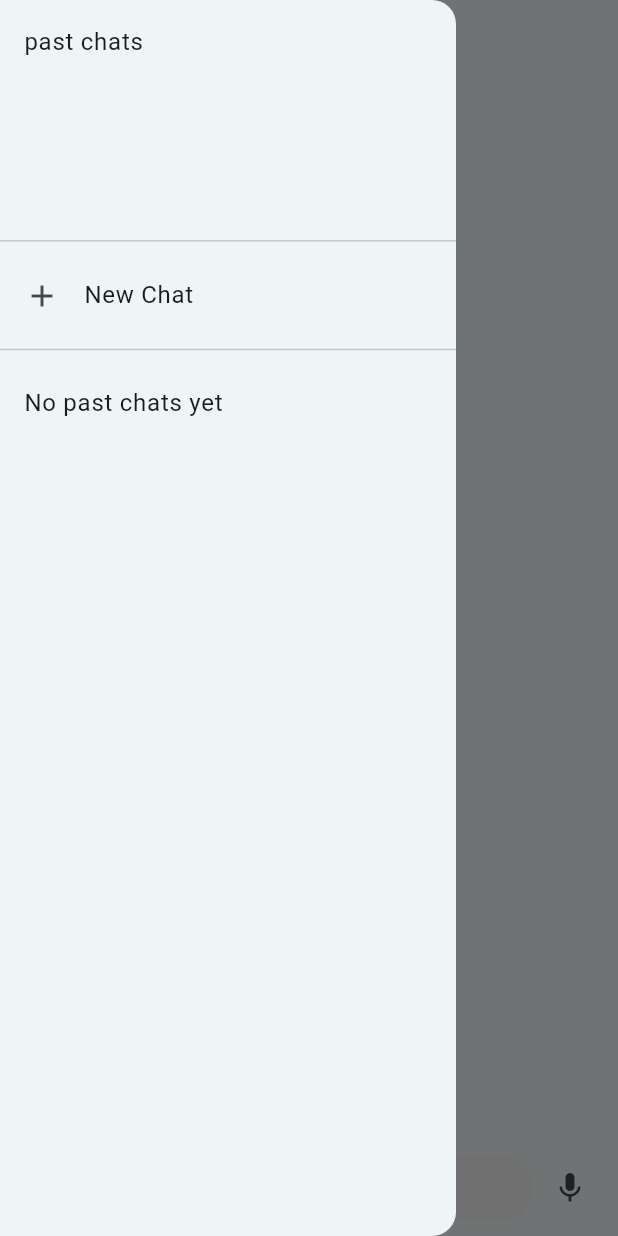
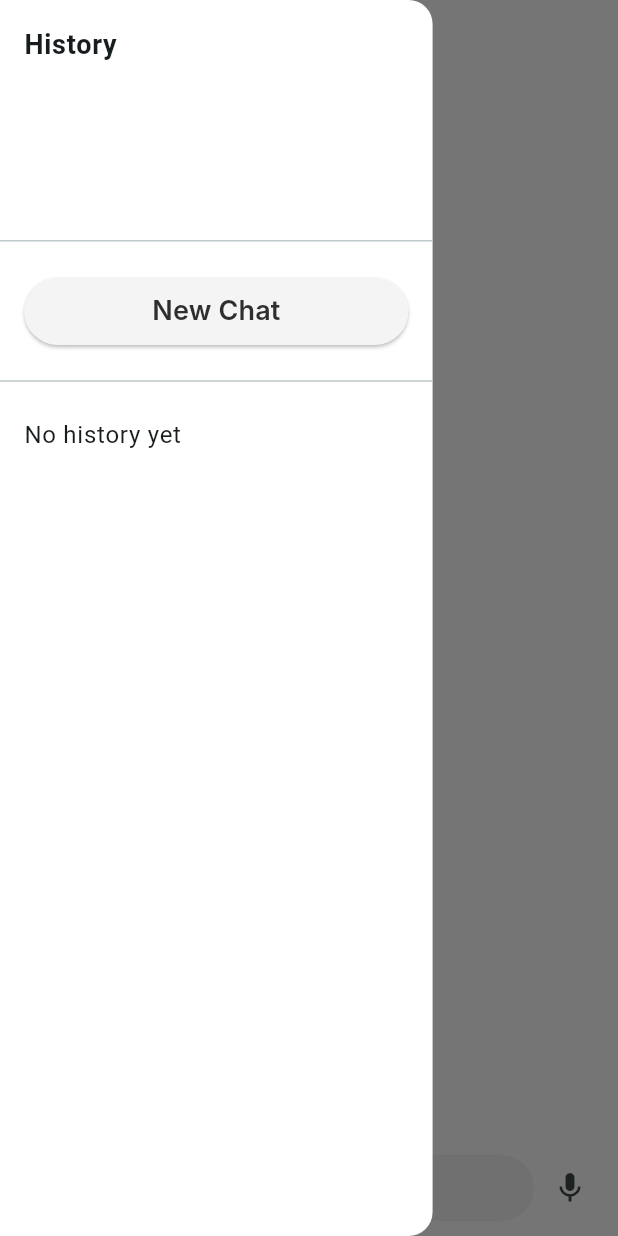
Before and after one commit to MostafaM117/car_maintenance_app, a Flutter app: the Chatbot screen opened directly, with the side drawer open, on a phone screen of 412 x 824 dp. Run offline on Flutter 3.47's test engine with Material 3 defaults, Android fonts, the phone set to English and light mode, and no system bars; drawn by our look-alikes of dash_chat_2; our stand-ins replace awesome_dialog, card_swiper, cloud_firestore, firebase_auth, firebase_core, flutter_card_swiper and 18 more; missing offline and left inert: tutorial_coach_mark; accounts and stored records are empty; Roboto replaces fonts that are missing (Inter).

Commit message:
Chatbot UI

```diff
--- a/lib/AI-Chatbot/chatbot.dart
+++ b/lib/AI-Chatbot/chatbot.dart
@@ -1,6 +1,8 @@
 import 'package:car_maintenance/AI-Chatbot/gemini.dart';
 import 'package:car_maintenance/AI-Chatbot/send_message.dart';
 import 'package:car_maintenance/AI-Chatbot/speech_to_text.dart';
+import 'package:car_maintenance/constants/app_colors.dart';
+import 'package:car_maintenance/widgets/custom_widgets.dart';
 import 'package:cloud_firestore/cloud_firestore.dart';
 import 'package:dash_chat_2/dash_chat_2.dart';
 import 'package:firebase_auth/firebase_auth.dart';
@@ -178,7 +180,9 @@ class _ChatbotState extends State<Chatbot> {
   @override
   Widget build(BuildContext context) {
     return Scaffold(
+      backgroundColor: AppColors.background,
         appBar: AppBar(
+          backgroundColor: AppColors.background,
             leading: Builder(builder: (context) {
               return IconButton(
                 icon: Icon(Icons.menu),
@@ -188,8 +192,17 @@ class _ChatbotState extends State<Chatbot> {
               );
             }),
             centerTitle: true,
-            title: const Text('Chatbot')),
-        drawer: Drawer(
+            title: const Text(
+              'Chatbot',
+              style: TextStyle(
+                fontSize: 26,
+                fontFamily: 'Inter',
+              ),)
+            ),
+        drawer: SizedBox(
+          width: MediaQuery.of(context).size.width * 0.70,
+          child: Drawer(
+            backgroundColor: AppColors.background,
             child: StreamBuilder<QuerySnapshot>(
                 stream: FirebaseFirestore.instance
                     .collection('users')
@@ -206,18 +219,27 @@ class _ChatbotState extends State<Chatbot> {
                   final docs = snapshot.data!.docs;
                   return ListView(
                     children: [
-                    DrawerHeader(child: Text('past chats')),
-                    ListTile(
-                      leading: Icon(Icons.add),
-                      title: Text('New Chat'),
-                      onTap: () {
+                      DrawerHeader(
+                        child:
+                      Text('History',
+                      style: TextStyle(
+                        fontSize: 18,
+                        fontWeight: FontWeight.bold
+                      ),)),
+                      Padding(
+                        padding: const EdgeInsets.all(16.0),
+                        child: buildButton(
+                          'New Chat',
+                          AppColors.secondaryText,
+                          AppColors.primaryText,
+                          onPressed: (){
                             createNewChat();
-                      },
+                          }),
                       ),
                       Divider(),
                       if (docs.isEmpty)
                         const ListTile(
-                        title: Text('No past chats yet'),
+                          title: Text('No history yet'),
                           )
                       else
                       ...docs.map((doc) {
@@ -273,6 +295,7 @@ class _ChatbotState extends State<Chatbot> {
                   );
                 }),
           ),
+        ),
         body:
         DashChat(
           currentUser: currentUser,
@@ -285,10 +308,20 @@ class _ChatbotState extends State<Chatbot> {
                     onPressed: () {
                       _isListening ? _stopListening() : _startSpeechToText();
                     },
-                    icon: Icon(_isListening ? Icons.stop : Icons.mic))
-              ]),
+                    icon: Icon(_isListening ? Icons.stop : Icons.mic)),
+
+              ],
+              sendButtonBuilder: (onSend) {
+                return IconButton(
+                icon: Icon(Icons.send, color: AppColors.primaryText),
+                onPressed: onSend,
+                );
+              },
+              ),
           messageOptions: MessageOptions(
             showOtherUsersName: true,
+            currentUserContainerColor: AppColors.primaryText,
+            currentUserTextColor: Colors.white,
             messageTextBuilder: (message, previousMessage, nextMessage) {
               bool rtl = isArabic(message.text);
               final isBot = message.user.id == geminiBot.id;
```
Lines whose indentation alone changed are shown as unchanged.
